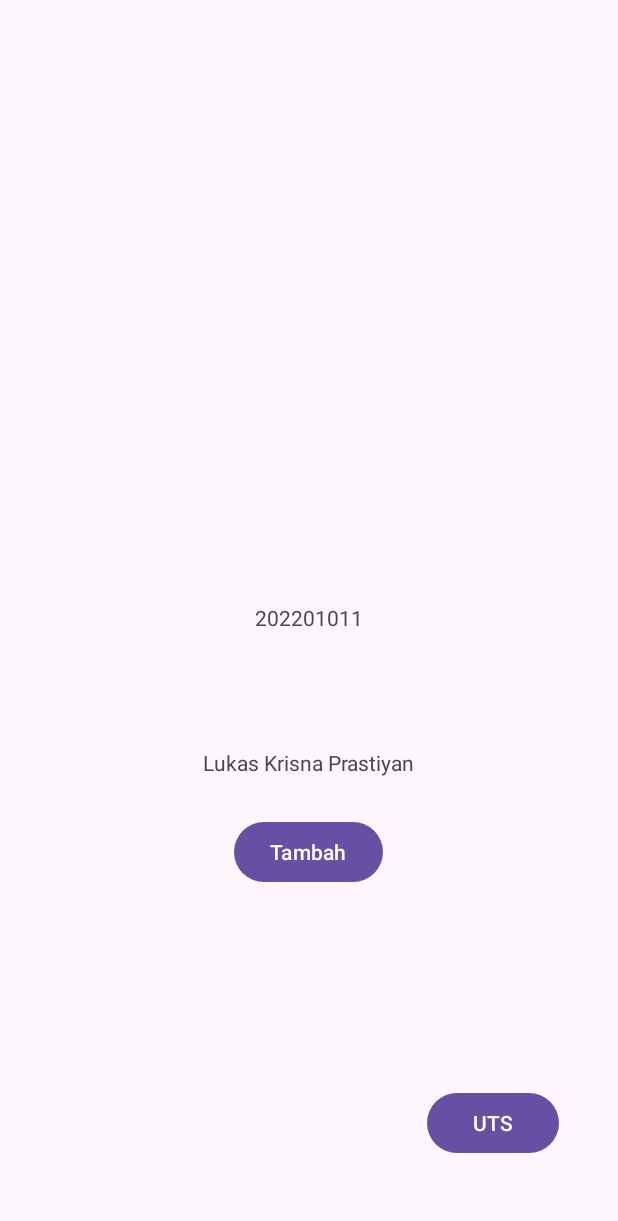
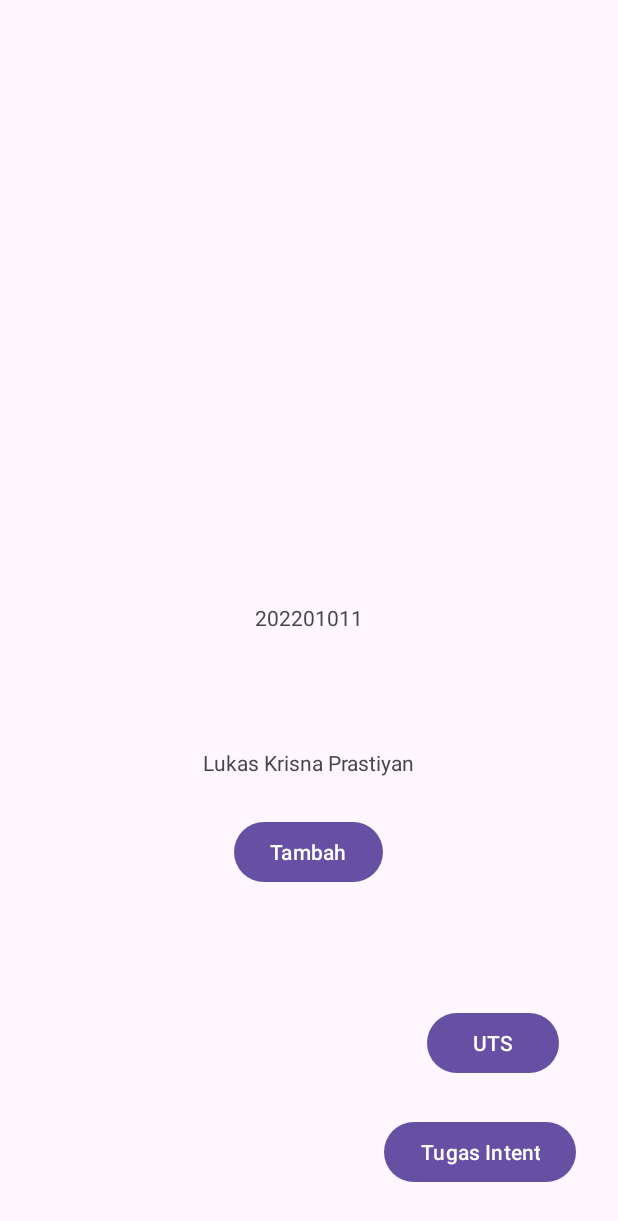
Before and after one commit to LukasKrisna/android-dasar, an Android app: the screen it shows after launch (MainActivity), on a phone screen of 412 x 824 dp. Shown: the top 1221 px of the screen. Run offline under Robolectric (Android 15) with nearby library versions, the phone set to English and light mode, and no system bars.

Commit message:
Pass Data between Activities using intent

```diff
--- a/app/src/main/java/com/lukas202201011/helloworld/MainActivity.java
+++ b/app/src/main/java/com/lukas202201011/helloworld/MainActivity.java
@@ -21,6 +21,7 @@ public class MainActivity extends AppCompatActivity {
 
         Button counterButton = findViewById(R.id.buttonTambah);
         Button pindahActivityUTS = findViewById(R.id.buttonUTS);
+        Button pindahActivityIntent = findViewById(R.id.buttonIntent);
         textView = findViewById(R.id.textView);
         nama = findViewById(R.id.textView2);
 
@@ -39,6 +40,11 @@ public class MainActivity extends AppCompatActivity {
             public void onClick(View view) {
                 pindahActivityUTS();
             }
+        });
+
+        pindahActivityIntent.setOnClickListener(new View.OnClickListener() {
+            @Override
+            public void onClick(View view) { pindahActivityIntent(); }
         });
     }
 
@@ -61,4 +67,8 @@ public class MainActivity extends AppCompatActivity {
         Intent intent = new Intent(this, UtsActivity.class);
         startActivity(intent);
     }
+    private void pindahActivityIntent(){
+        Intent intent = new Intent(this, IntentForm.class);
+        startActivity(intent);
+    }
 }
--- a/app/src/main/res/layout/activity_main.xml
+++ b/app/src/main/res/layout/activity_main.xml
@@ -24,8 +24,8 @@
         android:layout_height="match_parent"
         android:gravity="center"
         android:text="@string/nim"
-        tools:layout_editor_absoluteX="0dp"
-        tools:layout_editor_absoluteY="-37dp" />
+        tools:layout_editor_absoluteX="16dp"
+        tools:layout_editor_absoluteY="344dp" />
 
     <Button
         android:id="@+id/buttonTambah"
@@ -49,6 +49,18 @@
         app:layout_constraintHorizontal_bias="0.879"
         app:layout_constraintStart_toStartOf="parent"
         app:layout_constraintTop_toTopOf="@+id/textView"
-        app:layout_constraintVertical_bias="0.934" />
+        app:layout_constraintVertical_bias="0.865" />
+
+    <Button
+        android:id="@+id/buttonIntent"
+        android:layout_width="wrap_content"
+        android:layout_height="wrap_content"
+        android:text="Tugas Intent"
+        app:layout_constraintBottom_toBottomOf="@+id/textView"
+        app:layout_constraintEnd_toEndOf="parent"
+        app:layout_constraintHorizontal_bias="0.901"
+        app:layout_constraintStart_toStartOf="parent"
+        app:layout_constraintTop_toTopOf="@+id/textView"
+        app:layout_constraintVertical_bias="0.959" />
 
 </androidx.constraintlayout.widget.ConstraintLayout>
```
Also changed, not shown: app/src/main/AndroidManifest.xml (+9 -7 lines), app/src/main/java/com/lukas202201011/helloworld/IntentForm.java (added, +14 -0 lines), app/src/main/res/layout/activity_intent_form.xml (added, +9 -0 lines).
